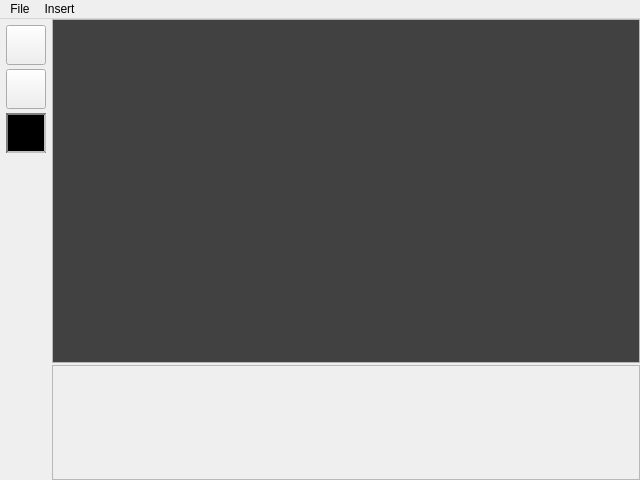
Before: the Qt Designer form mainwindow.ui in RickWhitefreeze/UI_cs383_goofy-lights, drawn with Qt 5.
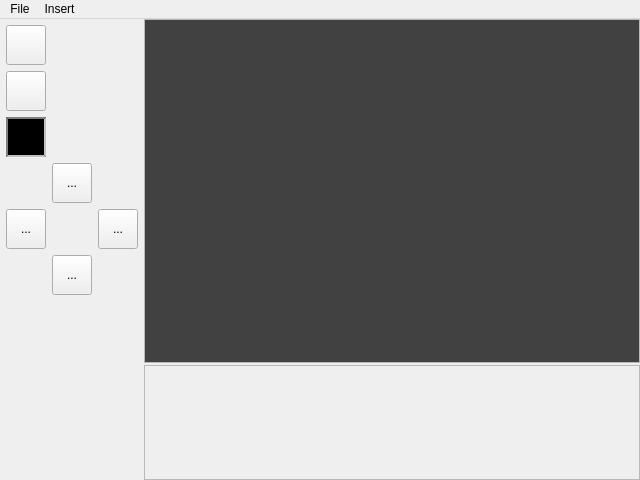
After: the same form once the commit is applied.

```diff
--- a/mainwindow.ui
+++ b/mainwindow.ui
@@ -76,8 +76,8 @@
         <rect>
          <x>0</x>
          <y>0</y>
-         <width>586</width>
-         <height>112</height>
+         <width>492</width>
+         <height>111</height>
         </rect>
        </property>
        <layout class="QHBoxLayout" name="horizontalLayout_2">
@@ -98,8 +98,8 @@
         <rect>
          <x>0</x>
          <y>0</y>
-         <width>586</width>
-         <height>341</height>
+         <width>492</width>
+         <height>337</height>
         </rect>
        </property>
        <property name="styleSheet">
@@ -133,10 +133,7 @@
      </widget>
     </item>
     <item row="0" column="0">
-     <layout class="QVBoxLayout" name="verticalLayout_2" stretch="1,1,0,0">
-      <property name="spacing">
-       <number>4</number>
-      </property>
+     <layout class="QGridLayout" name="gridLayout_3">
       <property name="sizeConstraint">
        <enum>QLayout::SetDefaultConstraint</enum>
       </property>
@@ -168,7 +165,7 @@
         </property>
        </widget>
       </item>
-      <item>
+      <item row="1" column="0">
        <widget class="QToolButton" name="toolButton_3">
         <property name="minimumSize">
          <size>
@@ -187,30 +184,7 @@
         </property>
        </widget>
       </item>
-      <item>
-       <widget class="QToolButton" name="toolColor">
-        <property name="minimumSize">
-         <size>
-          <width>40</width>
-          <height>40</height>
-         </size>
-        </property>
-        <property name="maximumSize">
-         <size>
-          <width>40</width>
-          <height>40</height>
-         </size>
-        </property>
-        <property name="styleSheet">
-         <string notr="true">background-color: black;
- border: 2px inset grey;</string>
-        </property>
-        <property name="text">
-         <string/>
-        </property>
-       </widget>
-      </item>
-      <item>
+      <item row="6" column="0">
        <spacer name="verticalSpacer">
         <property name="orientation">
          <enum>Qt::Vertical</enum>
@@ -223,6 +197,81 @@
         </property>
        </spacer>
       </item>
+      <item row="2" column="0">
+       <widget class="QToolButton" name="toolColor">
+        <property name="minimumSize">
+         <size>
+          <width>40</width>
+          <height>40</height>
+         </size>
+        </property>
+        <property name="maximumSize">
+         <size>
+          <width>40</width>
+          <height>40</height>
+         </size>
+        </property>
+        <property name="styleSheet">
+         <string notr="true">background-color: black;
+ border: 2px inset grey;</string>
+        </property>
+        <property name="text">
+         <string/>
+        </property>
+       </widget>
+      </item>
+      <item row="4" column="0">
+       <widget class="QToolButton" name="buttonLeft">
+        <property name="minimumSize">
+         <size>
+          <width>40</width>
+          <height>40</height>
+         </size>
+        </property>
+        <property name="text">
+         <string>...</string>
+        </property>
+       </widget>
+      </item>
+      <item row="3" column="1">
+       <widget class="QToolButton" name="buttonUp">
+        <property name="minimumSize">
+         <size>
+          <width>40</width>
+          <height>40</height>
+         </size>
+        </property>
+        <property name="text">
+         <string>...</string>
+        </property>
+       </widget>
+      </item>
+      <item row="4" column="2">
+       <widget class="QToolButton" name="buttonRight">
+        <property name="minimumSize">
+         <size>
+          <width>40</width>
+          <height>40</height>
+         </size>
+        </property>
+        <property name="text">
+         <string>...</string>
+        </property>
+       </widget>
+      </item>
+      <item row="5" column="1">
+       <widget class="QToolButton" name="buttonDown">
+        <property name="minimumSize">
+         <size>
+          <width>40</width>
+          <height>40</height>
+         </size>
+        </property>
+        <property name="text">
+         <string>...</string>
+        </property>
+       </widget>
+      </item>
      </layout>
     </item>
    </layout>
```
Left out of the diff: 6 changed lines with no effect on the pictures.
